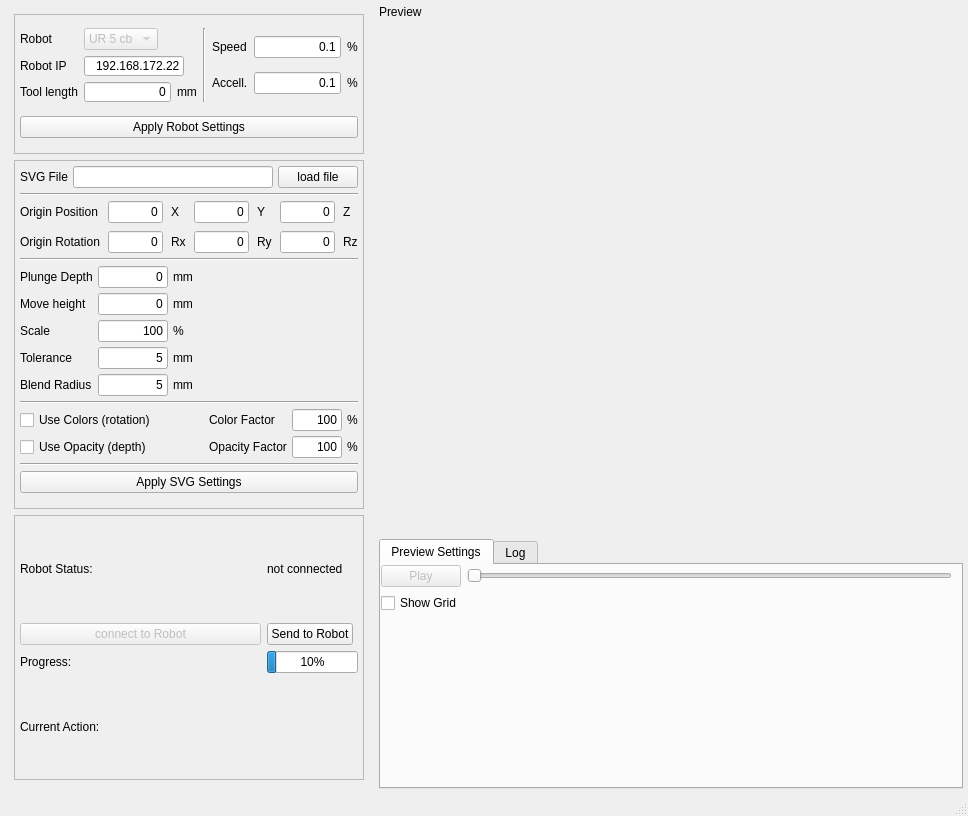
Before: the Qt Designer form UR_playground_mainwindow03.ui in robin-gdwl/UR_Playground, drawn with Qt 5.
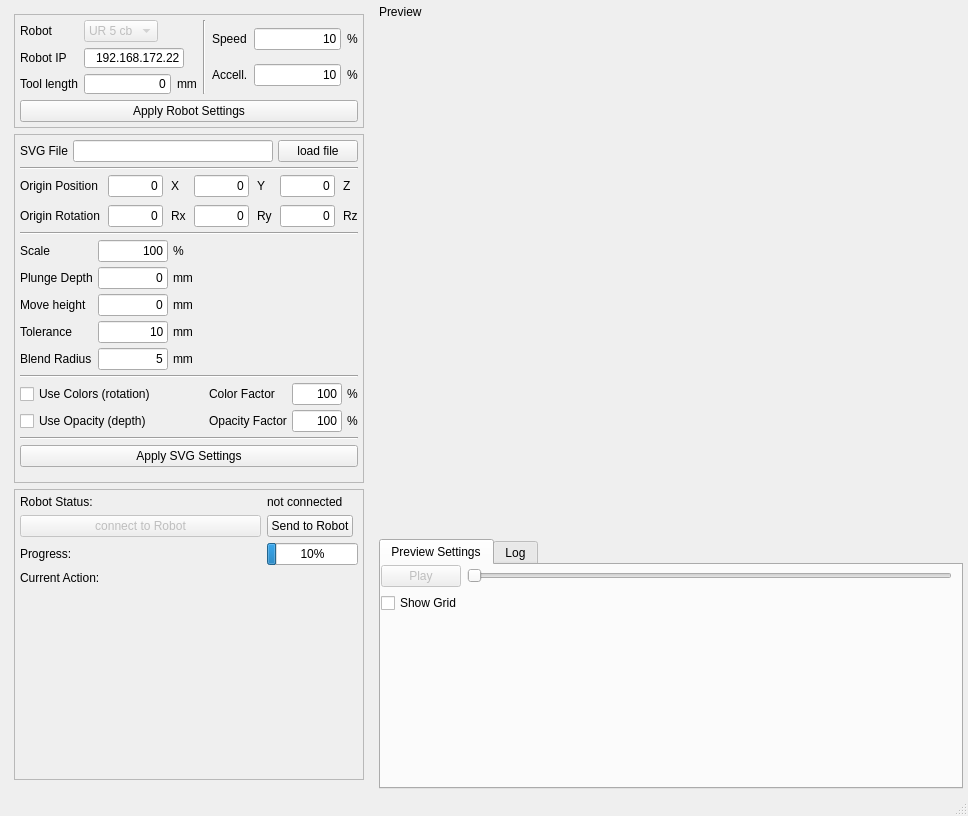
After: the same form once the commit is applied.

Commit message:
Robot speed update
robot speed can now be input as percentage. Ui has been updated

```diff
--- a/UR_playground_mainwindow03.ui
+++ b/UR_playground_mainwindow03.ui
@@ -184,7 +184,7 @@
             <item row="1" column="1">
              <widget class="QLineEdit" name="valAccell">
               <property name="text">
-               <string>0.1</string>
+               <string>10</string>
               </property>
               <property name="alignment">
                <set>Qt::AlignRight|Qt::AlignTrailing|Qt::AlignVCenter</set>
@@ -208,7 +208,7 @@
             <item row="0" column="1">
              <widget class="QLineEdit" name="valSpeed">
               <property name="text">
-               <string>0.1</string>
+               <string>10</string>
               </property>
               <property name="alignment">
                <set>Qt::AlignRight|Qt::AlignTrailing|Qt::AlignVCenter</set>
@@ -505,7 +505,7 @@
             </item>
             <item>
              <layout class="QGridLayout" name="PlungeMoveTol">
-              <item row="1" column="0">
+              <item row="2" column="0">
                <widget class="QLabel" name="label_16">
                 <property name="sizePolicy">
                  <sizepolicy hsizetype="Preferred" vsizetype="Minimum">
@@ -518,7 +518,7 @@
                 </property>
                </widget>
               </item>
-              <item row="2" column="0">
+              <item row="3" column="0">
                <widget class="QLabel" name="label_14">
                 <property name="sizePolicy">
                  <sizepolicy hsizetype="Preferred" vsizetype="Minimum">
@@ -531,14 +531,14 @@
                 </property>
                </widget>
               </item>
-              <item row="4" column="2">
+              <item row="5" column="2">
                <widget class="QLabel" name="label_23">
                 <property name="text">
                  <string>mm</string>
                 </property>
                </widget>
               </item>
-              <item row="2" column="1">
+              <item row="3" column="1">
                <widget class="QLineEdit" name="valMove">
                 <property name="sizePolicy">
                  <sizepolicy hsizetype="Fixed" vsizetype="Fixed">
@@ -569,14 +569,7 @@
                 </property>
                </widget>
               </item>
-              <item row="3" column="2">
-               <widget class="QLabel" name="label_21">
-                <property name="text">
-                 <string>%</string>
-                </property>
-               </widget>
-              </item>
-              <item row="1" column="1">
+              <item row="2" column="1">
                <widget class="QLineEdit" name="valPlunge">
                 <property name="sizePolicy">
                  <sizepolicy hsizetype="Fixed" vsizetype="Fixed">
@@ -607,7 +600,7 @@
                 </property>
                </widget>
               </item>
-              <item row="4" column="0">
+              <item row="5" column="0">
                <widget class="QLabel" name="label_22">
                 <property name="sizePolicy">
                  <sizepolicy hsizetype="Preferred" vsizetype="Minimum">
@@ -620,65 +613,21 @@
                 </property>
                </widget>
               </item>
-              <item row="1" column="2">
-               <widget class="QLabel" name="label_17">
-                <property name="text">
-                 <string>mm</string>
-                </property>
-               </widget>
-              </item>
               <item row="2" column="2">
+               <widget class="QLabel" name="label_17">
+                <property name="text">
+                 <string>mm</string>
+                </property>
+               </widget>
+              </item>
+              <item row="3" column="2">
                <widget class="QLabel" name="label_15">
                 <property name="text">
                  <string>mm</string>
                 </property>
                </widget>
               </item>
-              <item row="3" column="0">
-               <widget class="QLabel" name="label_18">
-                <property name="sizePolicy">
-                 <sizepolicy hsizetype="Preferred" vsizetype="Minimum">
-                  <horstretch>0</horstretch>
-                  <verstretch>0</verstretch>
-                 </sizepolicy>
-                </property>
-                <property name="text">
-                 <string>Scale</string>
-                </property>
-               </widget>
-              </item>
-              <item row="3" column="1">
-               <widget class="QLineEdit" name="valScale">
-                <property name="sizePolicy">
-                 <sizepolicy hsizetype="Fixed" vsizetype="Fixed">
-                  <horstretch>0</horstretch>
-                  <verstretch>0</verstretch>
-                 </sizepolicy>
-                </property>
-                <property name="minimumSize">
-                 <size>
-                  <width>0</width>
-                  <height>22</height>
-                 </size>
-                </property>
-                <property name="maximumSize">
-                 <size>
-                  <width>70</width>
-                  <height>16777215</height>
-                 </size>
-                </property>
-                <property name="inputMethodHints">
-                 <set>Qt::ImhDigitsOnly</set>
-                </property>
-                <property name="text">
-                 <string>100</string>
-                </property>
-                <property name="alignment">
-                 <set>Qt::AlignRight|Qt::AlignTrailing|Qt::AlignVCenter</set>
-                </property>
-               </widget>
-              </item>
-              <item row="2" column="3">
+              <item row="3" column="3">
                <spacer name="horizontalSpacer_2">
                 <property name="orientation">
                  <enum>Qt::Horizontal</enum>
@@ -691,7 +640,7 @@
                 </property>
                </spacer>
               </item>
-              <item row="4" column="1">
+              <item row="5" column="1">
                <widget class="QLineEdit" name="valTolerance">
                 <property name="sizePolicy">
                  <sizepolicy hsizetype="Fixed" vsizetype="Fixed">
@@ -715,21 +664,21 @@
                  <set>Qt::ImhDigitsOnly</set>
                 </property>
                 <property name="text">
-                 <string>5</string>
+                 <string>10</string>
                 </property>
                 <property name="alignment">
                  <set>Qt::AlignRight|Qt::AlignTrailing|Qt::AlignVCenter</set>
                 </property>
                </widget>
               </item>
-              <item row="5" column="0">
+              <item row="6" column="0">
                <widget class="QLabel" name="label_35">
                 <property name="text">
                  <string>Blend Radius</string>
                 </property>
                </widget>
               </item>
-              <item row="5" column="1">
+              <item row="6" column="1">
                <widget class="QLineEdit" name="valBlend">
                 <property name="maximumSize">
                  <size>
@@ -745,13 +694,64 @@
                 </property>
                </widget>
               </item>
-              <item row="5" column="2">
+              <item row="6" column="2">
                <widget class="QLabel" name="label_36">
                 <property name="text">
                  <string>mm</string>
                 </property>
                </widget>
               </item>
+              <item row="1" column="0">
+               <widget class="QLabel" name="label_18">
+                <property name="sizePolicy">
+                 <sizepolicy hsizetype="Preferred" vsizetype="Minimum">
+                  <horstretch>0</horstretch>
+                  <verstretch>0</verstretch>
+                 </sizepolicy>
+                </property>
+                <property name="text">
+                 <string>Scale</string>
+                </property>
+               </widget>
+              </item>
+              <item row="1" column="1">
+               <widget class="QLineEdit" name="valScale">
+                <property name="sizePolicy">
+                 <sizepolicy hsizetype="Fixed" vsizetype="Fixed">
+                  <horstretch>0</horstretch>
+                  <verstretch>0</verstretch>
+                 </sizepolicy>
+                </property>
+                <property name="minimumSize">
+                 <size>
+                  <width>0</width>
+                  <height>22</height>
+                 </size>
+                </property>
+                <property name="maximumSize">
+                 <size>
+                  <width>70</width>
+                  <height>16777215</height>
+                 </size>
+                </property>
+                <property name="inputMethodHints">
+                 <set>Qt::ImhDigitsOnly</set>
+                </property>
+                <property name="text">
+                 <string>100</string>
+                </property>
+                <property name="alignment">
+                 <set>Qt::AlignRight|Qt::AlignTrailing|Qt::AlignVCenter</set>
+                </property>
+               </widget>
+              </item>
+              <item row="1" column="2">
+               <widget class="QLabel" name="label_21">
+                <property name="text">
+                 <string>%</string>
+                </property>
+               </widget>
+              </item>
              </layout>
             </item>
             <item>
@@ -937,6 +937,19 @@
           </property>
           <item row="0" column="0">
            <layout class="QGridLayout" name="gridLayout_4">
+            <item row="0" column="0">
+             <widget class="QLabel" name="label_30">
+              <property name="sizePolicy">
+               <sizepolicy hsizetype="Minimum" vsizetype="Preferred">
+                <horstretch>0</horstretch>
+                <verstretch>0</verstretch>
+               </sizepolicy>
+              </property>
+              <property name="text">
+               <string>Robot Status:</string>
+              </property>
+             </widget>
+            </item>
             <item row="3" column="1">
              <widget class="QLabel" name="labelCurrentAction">
               <property name="text">
@@ -944,19 +957,6 @@
               </property>
              </widget>
             </item>
-            <item row="0" column="0">
-             <widget class="QLabel" name="label_30">
-              <property name="sizePolicy">
-               <sizepolicy hsizetype="Minimum" vsizetype="Preferred">
-                <horstretch>0</horstretch>
-                <verstretch>0</verstretch>
-               </sizepolicy>
-              </property>
-              <property name="text">
-               <string>Robot Status:</string>
-              </property>
-             </widget>
-            </item>
             <item row="1" column="1">
              <widget class="QPushButton" name="btnSend">
               <property name="sizePolicy">
@@ -977,26 +977,6 @@
               </property>
              </widget>
             </item>
-            <item row="2" column="0">
-             <widget class="QLabel" name="label_19">
-              <property name="sizePolicy">
-               <sizepolicy hsizetype="Minimum" vsizetype="Preferred">
-                <horstretch>0</horstretch>
-                <verstretch>0</verstretch>
-               </sizepolicy>
-              </property>
-              <property name="text">
-               <string>Progress:</string>
-              </property>
-             </widget>
-            </item>
-            <item row="0" column="1">
-             <widget class="QLabel" name="label_33">
-              <property name="text">
-               <string>not connected</string>
-              </property>
-             </widget>
-            </item>
             <item row="2" column="1">
              <widget class="QProgressBar" name="progressBar">
               <property name="sizePolicy">
@@ -1010,6 +990,13 @@
               </property>
              </widget>
             </item>
+            <item row="0" column="1">
+             <widget class="QLabel" name="label_33">
+              <property name="text">
+               <string>not connected</string>
+              </property>
+             </widget>
+            </item>
             <item row="1" column="0">
              <widget class="QPushButton" name="btnConnect">
               <property name="enabled">
@@ -1020,6 +1007,32 @@
               </property>
              </widget>
             </item>
+            <item row="2" column="0">
+             <widget class="QLabel" name="label_19">
+              <property name="sizePolicy">
+               <sizepolicy hsizetype="Minimum" vsizetype="Preferred">
+                <horstretch>0</horstretch>
+                <verstretch>0</verstretch>
+               </sizepolicy>
+              </property>
+              <property name="text">
+               <string>Progress:</string>
+              </property>
+             </widget>
+            </item>
+            <item row="4" column="0">
+             <spacer name="verticalSpacer_3">
+              <property name="orientation">
+               <enum>Qt::Vertical</enum>
+              </property>
+              <property name="sizeHint" stdset="0">
+               <size>
+                <width>20</width>
+                <height>40</height>
+               </size>
+              </property>
+             </spacer>
+            </item>
            </layout>
           </item>
          </layout>
```
Left out of the diff: 34 changed lines with no effect on the pictures. The commit also changes 2 other files.
